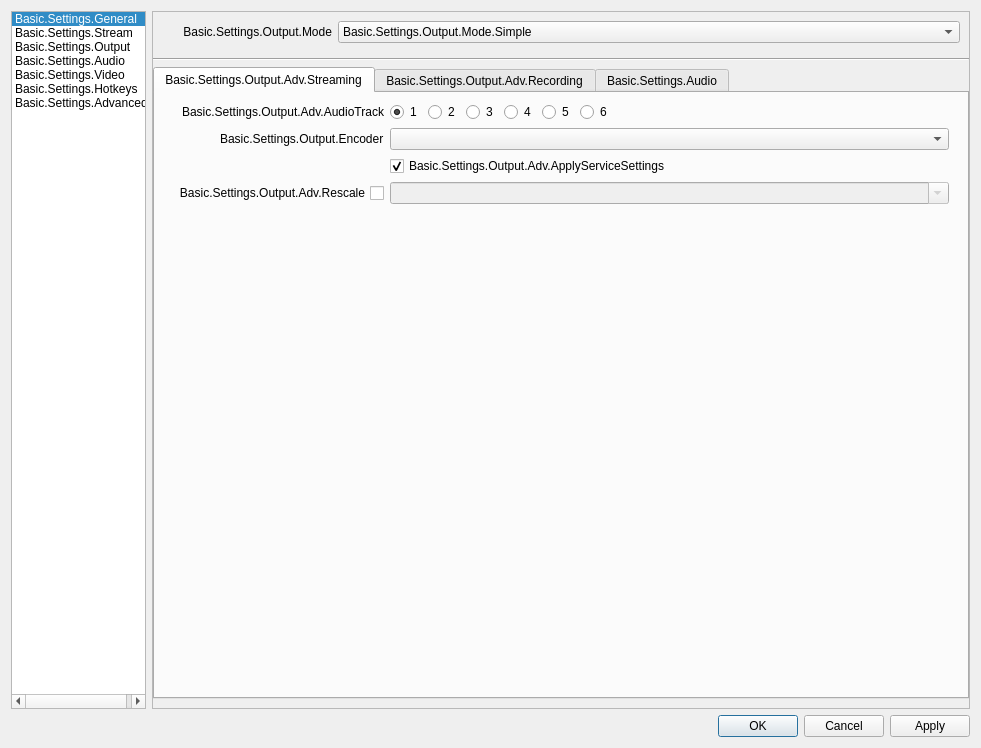
obsproject/obs-studio, file UI/forms/OBSBasicSettings.ui: the form before one commit.
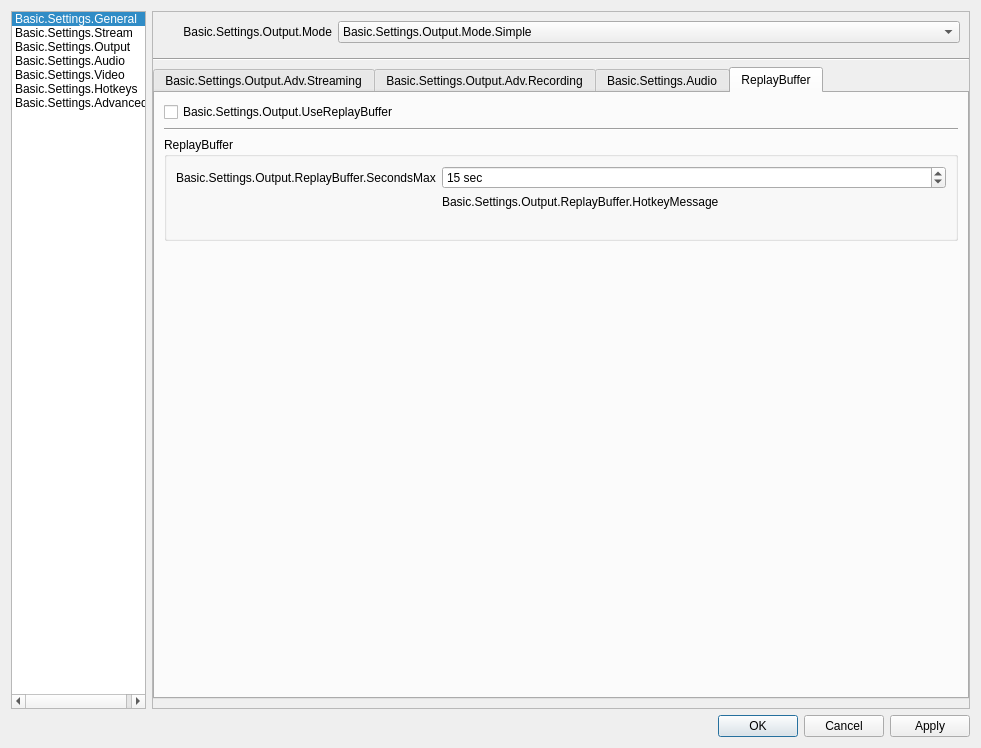
The form after the commit. The open tabs and pages were chosen to show the change. Icons and pictures are not drawn.

Commit message:
UI: Enable Replay Buffer in Advanced Mode
Replay buffer is currently only supported in simple mode. This change adds
support to advanced mode and is, for the most part, a mirror of the
addition of replay buffer to simple mode.

Mantis-bug: https://obsproject.com/mantis/view.php?id=792

Patch:
```diff
--- a/UI/forms/OBSBasicSettings.ui
+++ b/UI/forms/OBSBasicSettings.ui
@@ -2987,6 +2987,98 @@
                  </item>
                 </layout>
                </widget>
+                   <widget class="QWidget" name="advOutputReplayTab">
+                    <attribute name="title">
+                     <string>ReplayBuffer</string>
+                    </attribute>
+                    <layout class="QVBoxLayout" name="verticalLayout_22">
+                     <item>
+                      <widget class="QCheckBox" name="advReplayBuf">
+                       <property name="text">
+                        <string>Basic.Settings.Output.UseReplayBuffer</string>
+                       </property>
+                      </widget>
+                     </item>
+                     <item>
+                      <widget class="Line" name="line_4">
+                       <property name="orientation">
+                        <enum>Qt::Horizontal</enum>
+                       </property>
+                      </widget>
+                     </item>
+                     <item>
+                      <widget class="QGroupBox" name="advReplayBufferGroupBox">
+                       <property name="sizePolicy">
+                        <sizepolicy hsizetype="Preferred" vsizetype="Maximum">
+                         <horstretch>0</horstretch>
+                         <verstretch>0</verstretch>
+                        </sizepolicy>
+                       </property>
+                       <property name="title">
+                        <string>ReplayBuffer</string>
+                       </property>
+                       <property name="flat">
+                        <bool>false</bool>
+                       </property>
+                       <property name="checkable">
+                        <bool>false</bool>
+                       </property>
+                       <layout class="QFormLayout" name="formLayout_30">
+                        <item row="0" column="0">
+                         <widget class="QLabel" name="advRBSecMaxLabel">
+                          <property name="text">
+                           <string>Basic.Settings.Output.ReplayBuffer.SecondsMax</string>
+                          </property>
+                         </widget>
+                        </item>
+                        <item row="0" column="1">
+                         <widget class="QSpinBox" name="advRBSecMax">
+                          <property name="suffix">
+                           <string notr="true"> sec</string>
+                          </property>
+                          <property name="minimum">
+                           <number>5</number>
+                          </property>
+                          <property name="maximum">
+                           <number>21600</number>
+                          </property>
+                          <property name="value">
+                           <number>15</number>
+                          </property>
+                         </widget>
+                        </item>
+                        <item row="1" column="1">
+                         <widget class="QLabel" name="advRBHotkeyLabel">
+                          <property name="text">
+                           <string>Basic.Settings.Output.ReplayBuffer.HotkeyMessage</string>
+                          </property>
+                         </widget>
+                        </item>
+                        <item row="2" column="1">
+                         <widget class="QLabel" name="advRBEstimate">
+                          <property name="text">
+                           <string notr="true"/>
+                          </property>
+                         </widget>
+                        </item>
+                       </layout>
+                      </widget>
+                     </item>
+                     <item>
+                      <spacer name="verticalSpacer">
+                       <property name="orientation">
+                        <enum>Qt::Vertical</enum>
+                       </property>
+                       <property name="sizeHint" stdset="0">
+                        <size>
+                         <width>20</width>
+                         <height>40</height>
+                        </size>
+                       </property>
+                      </spacer>
+                     </item>
+                    </layout>
+                   </widget>
               </widget>
              </item>
             </layout>
```
Left out of the diff: 4 changed lines with no effect on the pictures. Lines whose indentation alone changed are shown as unchanged. The commit also changes 4 other files.
